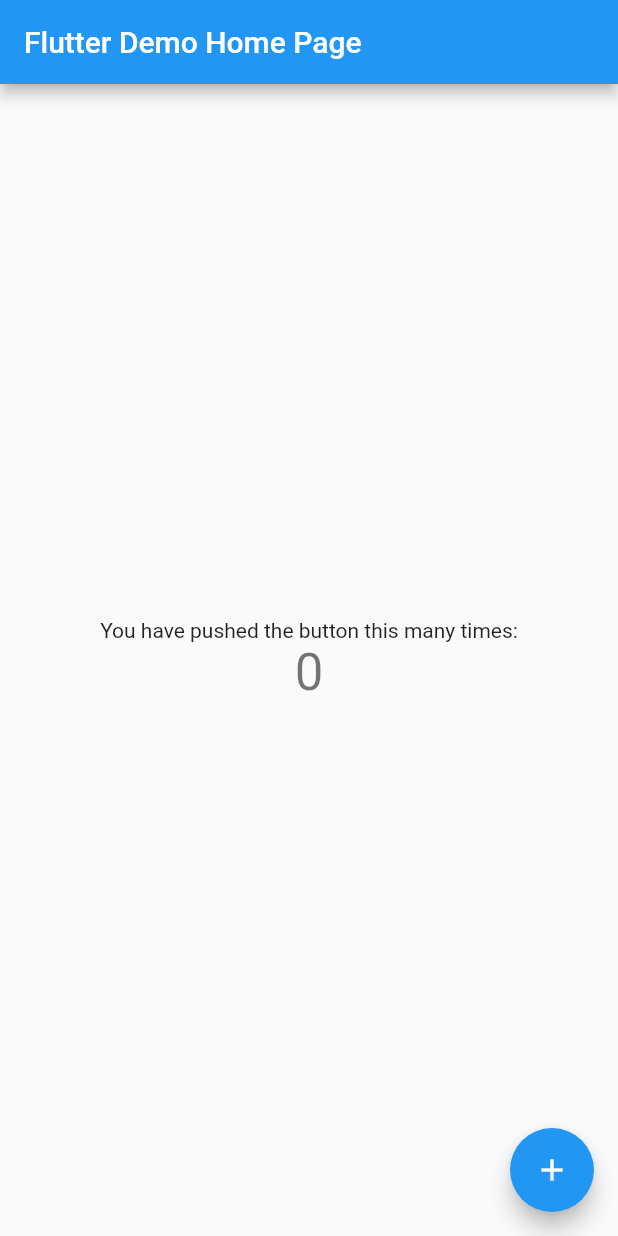
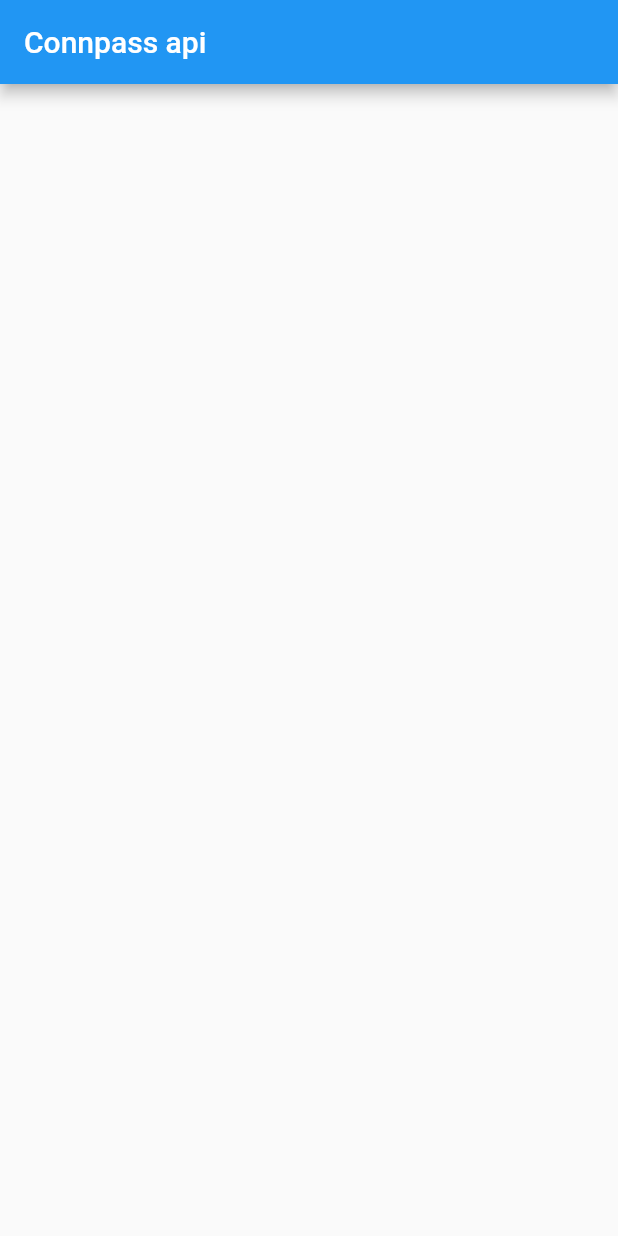
Before and after one commit to 11mrhappy/api, a Flutter app: the screen it shows after launch, on a phone screen of 412 x 824 dp. Run offline on Flutter 3.47's test engine with Material 2 defaults, Android fonts, the phone set to English and light mode, and no system bars.

Commit message:
Update main.dart

```diff
--- a/lib/main.dart
+++ b/lib/main.dart
@@ -8,12 +8,12 @@ class MyApp extends StatelessWidget {
   @override
   Widget build(BuildContext context) {
     return MaterialApp(
-      title: 'Flutter Demo',
+      title: 'Connpass API',
       theme: ThemeData(
         primarySwatch: Colors.blue,
         visualDensity: VisualDensity.adaptivePlatformDensity,
       ),
-      home: MyHomePage(title: 'Flutter Demo Home Page'),
+      home: MyHomePage(title: 'Connpass api'),
     );
   }
 }
@@ -28,13 +28,6 @@ class MyHomePage extends StatefulWidget {
 }
 
 class _MyHomePageState extends State<MyHomePage> {
-  int _counter = 0;
-
-  void _incrementCounter() {
-    setState(() {
-      _counter++;
-    });
-  }
 
   @override
   Widget build(BuildContext context) {
@@ -43,23 +36,11 @@ class _MyHomePageState extends State<MyHomePage> {
         title: Text(widget.title),
       ),
       body: Center(
-        child: Column(
-          mainAxisAlignment: MainAxisAlignment.center,
+        child: ListView(
           children: <Widget>[
-            Text(
-              'You have pushed the button this many times:',
-            ),
-            Text(
-              '$_counter',
-              style: Theme.of(context).textTheme.headline4,
-            ),
+
           ],
         ),
-      ),
-      floatingActionButton: FloatingActionButton(
-        onPressed: _incrementCounter,
-        tooltip: 'Increment',
-        child: Icon(Icons.add),
       ),
     );
   }
```
